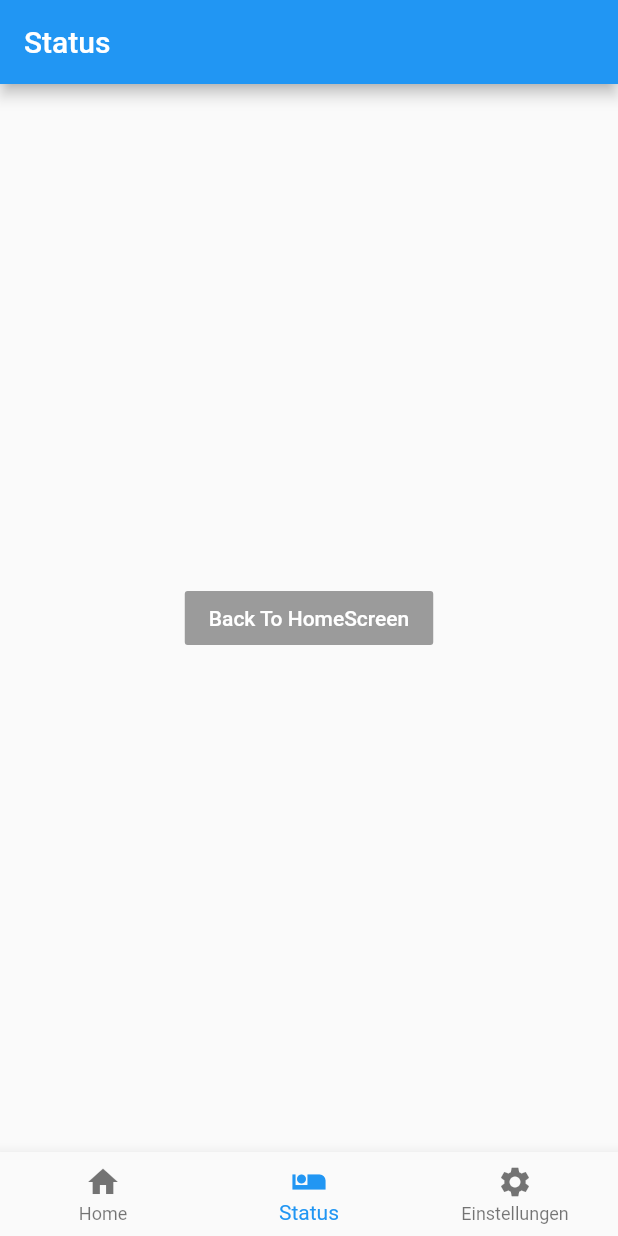
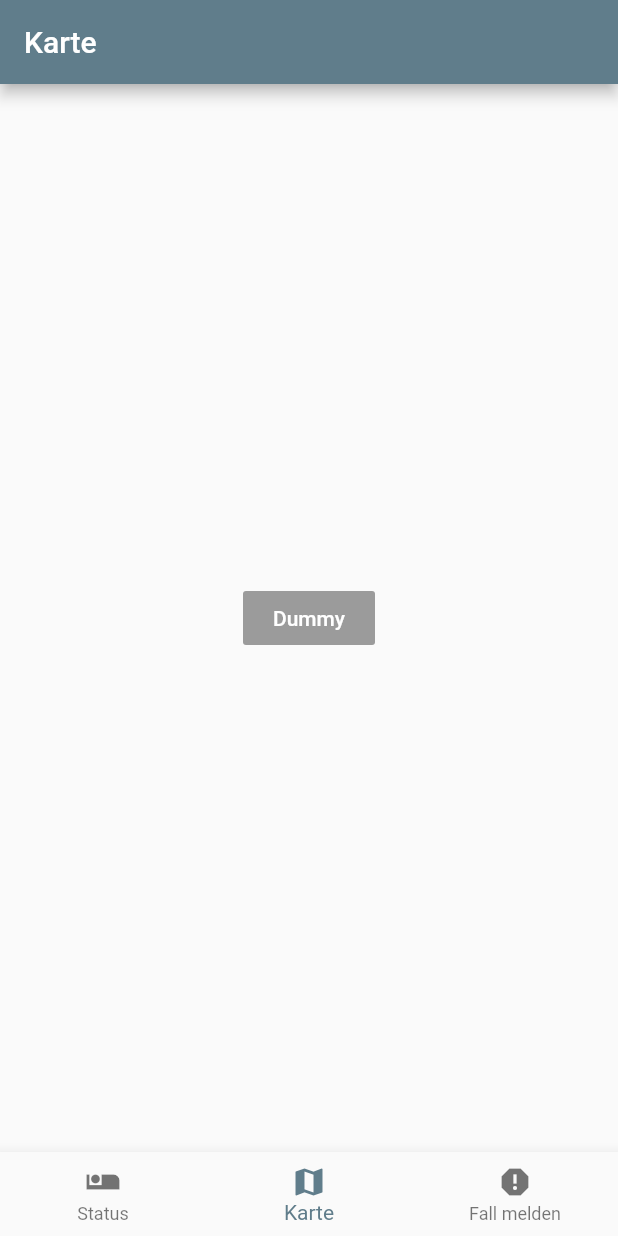
Before and after one commit to ninogjoni/wvsv_corona_tracker, a Flutter app: the screen it shows after launch, item 2 of the bottom bar chosen, on a phone screen of 412 x 824 dp. Run offline on Flutter 3.47's test engine with Material 2 defaults, Android fonts, the phone set to English and light mode, and no system bars.

Commit message:
Deleted unnecessary screens

```diff
--- a/frontend/corona_tracker/lib/home_widget.dart
+++ b/frontend/corona_tracker/lib/home_widget.dart
@@ -1,6 +1,7 @@
 import 'package:corona_tracker/navigation/HomeScreen.dart';
+import 'package:corona_tracker/navigation/MapScreen.dart';
 import 'package:corona_tracker/navigation/StatusScreen.dart';
-import 'package:corona_tracker/navigation/SettingsScreen.dart';
+import 'package:corona_tracker/navigation/ReportScreen.dart';
 
 import 'package:flutter/material.dart';
 
@@ -14,9 +15,9 @@ class Home extends StatefulWidget {
 class _HomeState extends State<Home> {
   int _currentIndex = 0;
   final List<Widget> _children = [
-    HomeScreen(),
     StatusScreen(),
-    SettingsScreen()
+    MapScreen(),
+    ReportScreen()
   ];
 
   @override
@@ -31,16 +32,16 @@ class _HomeState extends State<Home> {
         currentIndex: _currentIndex, // this will be set when a new tab is tapped
         items: [
           BottomNavigationBarItem(
-            icon: new Icon(Icons.home),
-            title: new Text('Home'),
-          ),
-          BottomNavigationBarItem(
             icon: new Icon(Icons.airline_seat_individual_suite),
             title: new Text('Status'),
           ),
           BottomNavigationBarItem(
-              icon: Icon(Icons.settings),
-              title: Text('Einstellungen')
+            icon: new Icon(Icons.map),
+            title: new Text('Karte'),
+          ),
+          BottomNavigationBarItem(
+              icon: Icon(Icons.report),
+              title: Text('Fall melden')
           )
         ],
       ),
--- a/frontend/corona_tracker/lib/main.dart
+++ b/frontend/corona_tracker/lib/main.dart
@@ -11,7 +11,7 @@ class MyApp extends StatelessWidget {
   @override
   Widget build(BuildContext context) {
     return MaterialApp(
-        theme: ThemeData(primarySwatch: Colors.blue), home: Home());
+        theme: ThemeData(primarySwatch: Colors.blueGrey), home: Home());
   }
 }
 
--- /dev/null
+++ b/frontend/corona_tracker/lib/navigation/MapScreen.dart
@@ -0,0 +1,24 @@
+import 'package:flutter/material.dart';
+
+class MapScreen extends StatelessWidget {
+
+  @override
+  Widget build(BuildContext context) {
+    return Scaffold(
+      appBar: AppBar(
+        title: Text('Karte'),
+      ),
+      body: Center(
+          child: RaisedButton(
+            child: Text('Dummy'),
+            color: Theme.of(context).primaryColor,
+            textColor: Colors.white,
+            /*onPressed: () => Navigator.push(
+                  context,
+                  MaterialPageRoute(
+                    builder: (BuildContext context) => StatusScreen(),
+                  ))*/
+          )),
+    );
+  }
+}
--- a/frontend/corona_tracker/lib/navigation/StatusScreen.dart
+++ b/frontend/corona_tracker/lib/navigation/StatusScreen.dart
@@ -10,7 +10,7 @@ class StatusScreen extends StatelessWidget {
       ),
       body: Center(
         child: RaisedButton(
-            child: Text('Back To HomeScreen'),
+            child: Text('Dummy'),
             color: Theme.of(context).primaryColor,
             textColor: Colors.white,
             //onPressed: () => Navigator.pop(context)
```
Also changed, not shown: frontend/corona_tracker/lib/navigation/ReportScreen.dart (added, +24 -0 lines).
